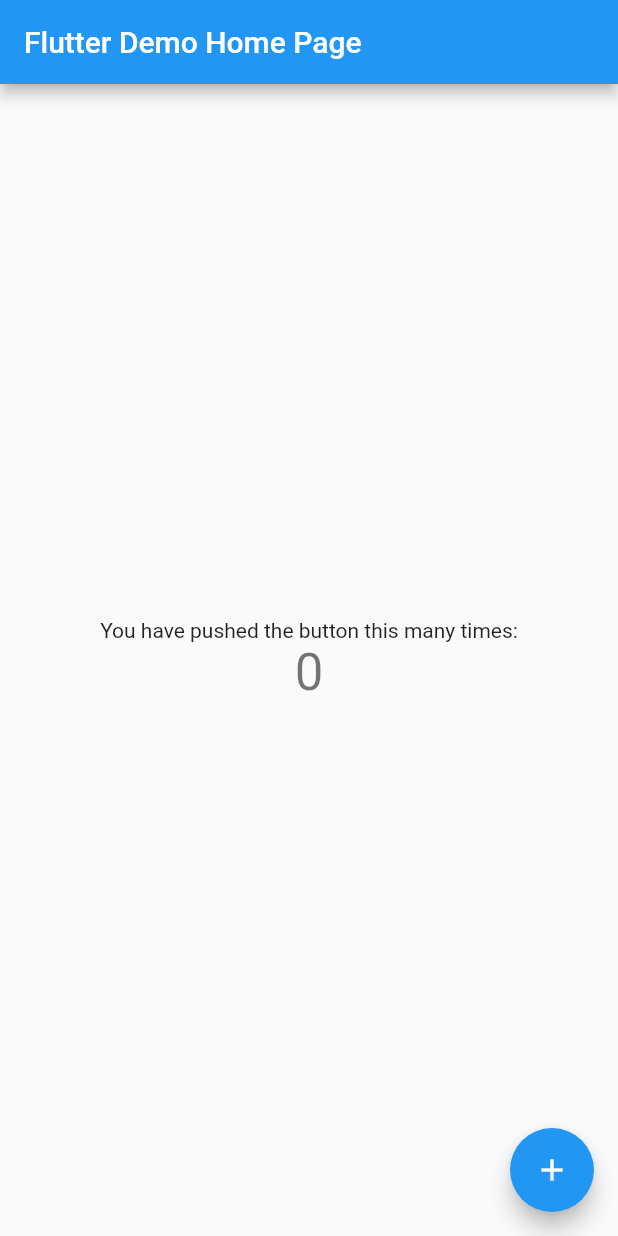
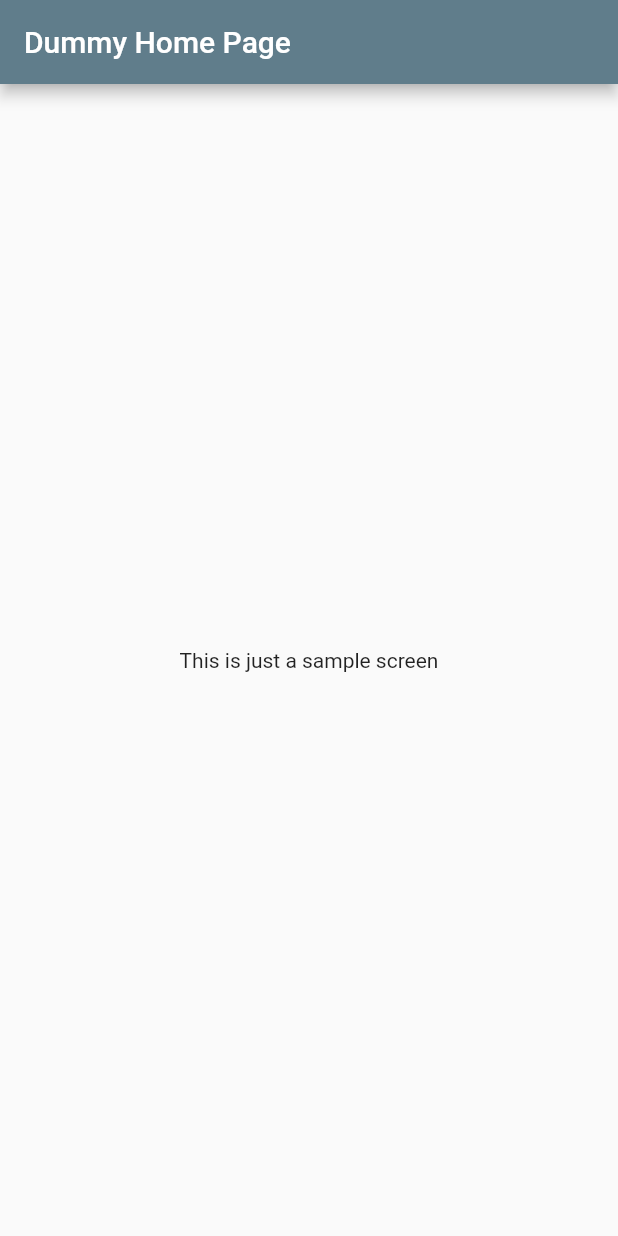
Before and after one commit to Satyamedavarapu/theatre, a Flutter app: the screen it shows after launch, on a phone screen of 412 x 824 dp. Run offline on Flutter 3.47's test engine with Material 2 defaults, Android fonts, the phone set to English and light mode, and no system bars.

Commit message:
first commit

```diff
--- a/lib/main.dart
+++ b/lib/main.dart
@@ -1,4 +1,5 @@
 import 'package:flutter/material.dart';
+import 'package:theatre/screens/dummyscreen.dart';
 
 void main() {
   runApp(MyApp());
@@ -10,96 +11,12 @@ class MyApp extends StatelessWidget {
   Widget build(BuildContext context) {
     return MaterialApp(
       title: 'Flutter Demo',
+      debugShowCheckedModeBanner: false,
       theme: ThemeData(
-        primarySwatch: Colors.blue,
+        primarySwatch: Colors.blueGrey,
         visualDensity: VisualDensity.adaptivePlatformDensity,
       ),
-      home: MyHomePage(title: 'Flutter Demo Home Page'),
+      home: DummyScreen('Dummy Home Page'),
     );
   }
 }
-
-class MyHomePage extends StatefulWidget {
-  MyHomePage({Key key, this.title}) : super(key: key);
-
-  // This widget is the home page of your application. It is stateful, meaning
-  // that it has a State object (defined below) that contains fields that affect
-  // how it looks.
-
-  // This class is the configuration for the state. It holds the values (in this
-  // case the title) provided by the parent (in this case the App widget) and
-  // used by the build method of the State. Fields in a Widget subclass are
-  // always marked "final".
-
-  final String title;
-
-  @override
-  _MyHomePageState createState() => _MyHomePageState();
-}
-
-class _MyHomePageState extends State<MyHomePage> {
-  int _counter = 0;
-
-  void _incrementCounter() {
-    setState(() {
-      // This call to setState tells the Flutter framework that something has
-      // changed in this State, which causes it to rerun the build method below
-      // so that the display can reflect the updated values. If we changed
-      // _counter without calling setState(), then the build method would not be
-      // called again, and so nothing would appear to happen.
-      _counter++;
-    });
-  }
-
-  @override
-  Widget build(BuildContext context) {
-    // This method is rerun every time setState is called, for instance as done
-    // by the _incrementCounter method above.
-    //
-    // The Flutter framework has been optimized to make rerunning build methods
-    // fast, so that you can just rebuild anything that needs updating rather
-    // than having to individually change instances of widgets.
-    return Scaffold(
-      appBar: AppBar(
-        // Here we take the value from the MyHomePage object that was created by
-        // the App.build method, and use it to set our appbar title.
-        title: Text(widget.title),
-      ),
-      body: Center(
-        // Center is a layout widget. It takes a single child and positions it
-        // in the middle of the parent.
-        child: Column(
-          // Column is also a layout widget. It takes a list of children and
-          // arranges them vertically. By default, it sizes itself to fit its
-          // children horizontally, and tries to be as tall as its parent.
-          //
-          // Invoke "debug painting" (press "p" in the console, choose the
-          // "Toggle Debug Paint" action from the Flutter Inspector in Android
-          // Studio, or the "Toggle Debug Paint" command in Visual Studio Code)
-          // to see the wireframe for each widget.
-          //
-          // Column has various properties to control how it sizes itself and
-          // how it positions its children. Here we use mainAxisAlignment to
-          // center the children vertically; the main axis here is the vertical
-          // axis because Columns are vertical (the cross axis would be
-          // horizontal).
-          mainAxisAlignment: MainAxisAlignment.center,
-          children: <Widget>[
-            Text(
-              'You have pushed the button this many times:',
-            ),
-            Text(
-              '$_counter',
-              style: Theme.of(context).textTheme.headline4,
-            ),
-          ],
-        ),
-      ),
-      floatingActionButton: FloatingActionButton(
-        onPressed: _incrementCounter,
-        tooltip: 'Increment',
-        child: Icon(Icons.add),
-      ), // This trailing comma makes auto-formatting nicer for build methods.
-    );
-  }
-}
--- /dev/null
+++ b/lib/screens/dummyscreen.dart
@@ -0,0 +1,19 @@
+import 'package:flutter/material.dart';
+
+class DummyScreen extends StatelessWidget {
+  final String title;
+
+  DummyScreen(this.title);
+
+  @override
+  Widget build(BuildContext context) {
+    return Scaffold(
+      appBar: AppBar(
+        title: Text(title),
+      ),
+      body: Center(
+        child: Text('This is just a sample screen'),
+      ),
+    );
+  }
+}
```
